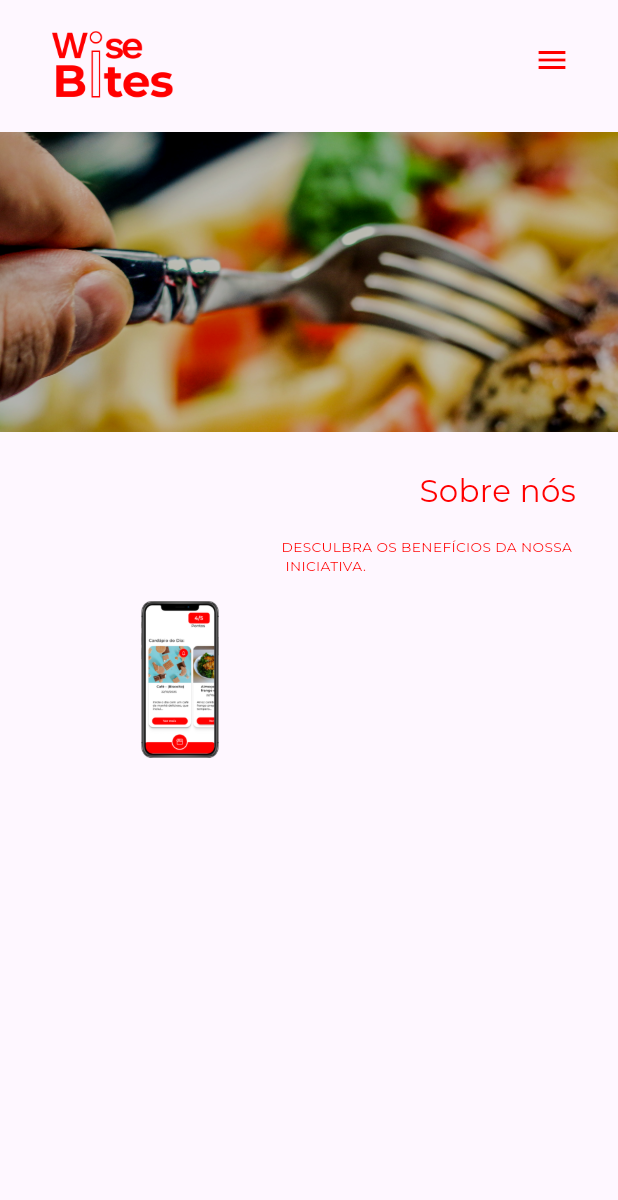
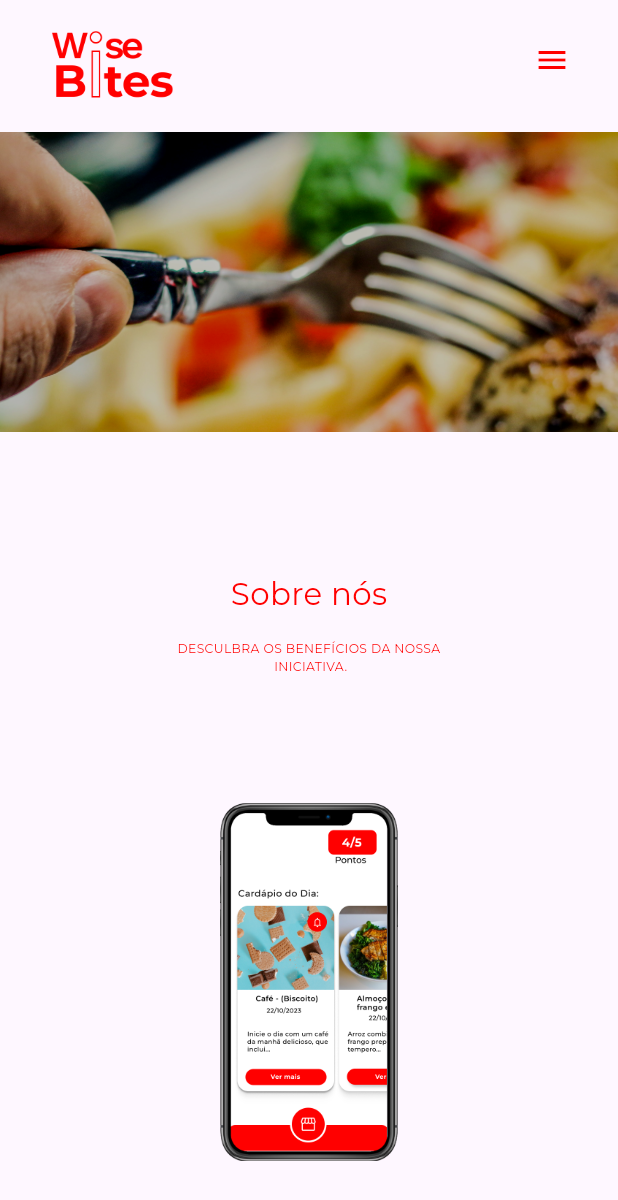
Before and after one commit to VictorHug01/wisebites, a Flutter app: the screen it shows after launch, on a phone screen of 412 x 824 dp. Shown: the top 1200 px of the screen. Run offline on Flutter 3.47's test engine with Material 3 defaults, Android fonts, the phone set to English and light mode, and no system bars; drawn by our look-alikes of carousel_slider; our stand-ins replace google_fonts.

Commit message:
Criação formulario e responsividade

```diff
--- a/analysis_options.yaml
+++ b/analysis_options.yaml
@@ -7,7 +7,6 @@
 
 # The following line activates a set of recommended lints for Flutter apps,
 # packages, and plugins designed to encourage good coding practices.
-include: package:flutter_lints/flutter.yaml
 
 linter:
   # The lint rules applied to this project can be customized in the
--- /dev/null
+++ b/lib/src/home/formulario/cadastro_mixin_validator.dart
@@ -0,0 +1,6 @@
+mixin ValidationMixinClass{
+  String? isNotEmpyt(String? value, [String? message]){
+    if(value!.isEmpty) return message ?? "Campo em Branco!";
+    return null;
+  }
+}
--- /dev/null
+++ b/lib/src/home/formulario/formulario_component.dart
@@ -0,0 +1,169 @@
+import 'package:flutter/material.dart';
+import 'package:zerowate/src/home/formulario/cadastro_mixin_validator.dart';
+import 'package:zerowate/src/home/home_page.dart';
+import 'package:zerowate/src/theme/theme_class.dart';
+
+class FormularioComponent extends StatefulWidget {
+  const FormularioComponent({super.key});
+
+  @override
+  State<FormularioComponent> createState() => _FormularioComponentState();
+}
+
+class _FormularioComponentState extends State<FormularioComponent>
+    with ValidationMixinClass {
+  TextEditingController controllerEmail = TextEditingController();
+  TextEditingController controllerNome = TextEditingController();
+  TextEditingController controllerEscola = TextEditingController();
+  final GlobalKey<FormState> _keyForm = GlobalKey<FormState>();
+
+  InputDecoration buildInputDecoration(String labelText) {
+    return InputDecoration(
+      labelText: labelText,
+      labelStyle: const TextStyle(
+        fontSize: 17,
+      ),
+      border: OutlineInputBorder(
+        borderRadius: BorderRadius.circular(6),
+      ),
+      enabledBorder: inputBorderComponent,
+      focusedBorder: inputBorderComponent,
+      disabledBorder: inputBorderComponent,
+    );
+  }
+
+  final InputBorder inputBorderComponent = OutlineInputBorder(
+    borderRadius: BorderRadius.circular(6),
+    borderSide: BorderSide(
+      color: ColorThemeClass.colorPrimary,
+      width: 2.0,
+    ),
+  );
+  @override
+  Widget build(BuildContext context) {
+    return Column(
+      mainAxisAlignment: MainAxisAlignment.center,
+      crossAxisAlignment: CrossAxisAlignment.center,
+      children: [
+        Container(
+          width: MediaQuery.of(context).size.width < 650
+          ?  MediaQuery.of(context).size.width / 1.5
+          : MediaQuery.of(context).size.width / 2,
+          child: Padding(
+            padding: const EdgeInsets.all(10.0),
+            child: Form(
+              key: _keyForm,
+              child: Center(
+                child: SingleChildScrollView(
+                  reverse: true,
+                  child: Column(
+                    mainAxisAlignment: MainAxisAlignment.start,
+                    crossAxisAlignment: CrossAxisAlignment.start,
+                    mainAxisSize: MainAxisSize.min,
+                    children: <Widget>[
+                      const SizedBox(
+                        height: 90,
+                      ),
+                      Container(
+                        margin: EdgeInsets.symmetric(vertical: 5),
+                        child: TextFormField(
+                          validator: isNotEmpyt,
+                          controller: controllerEscola,
+                          keyboardType: TextInputType.text,
+                          decoration: InputDecoration(
+                            labelText: "Nome da escola:",
+                            labelStyle: const TextStyle(
+                              fontSize: 17,
+                            ),
+                            border: OutlineInputBorder(
+                              borderRadius: BorderRadius.circular(6),
+                            ),
+                            enabledBorder: inputBorderComponent,
+                            focusedBorder: inputBorderComponent,
+                            disabledBorder: inputBorderComponent,
+                          ),
+                        ),
+                      ),
+                      Container(
+                        margin: EdgeInsets.symmetric(vertical: 5),
+                        child: TextFormField(
+                          validator: isNotEmpyt,
+                          controller: controllerNome,
+                          keyboardType: TextInputType.text,
+                          decoration: InputDecoration(
+                            labelText: "Nome da pessoa:",
+                            labelStyle: const TextStyle(
+                              fontSize: 17,
+                            ),
+                            border: OutlineInputBorder(
+                              borderRadius: BorderRadius.circular(6),
+                            ),
+                            enabledBorder: inputBorderComponent,
+                            focusedBorder: inputBorderComponent,
+                            disabledBorder: inputBorderComponent,
+                          ),
+                        ),
+                      ),
+                      Container(
+                        margin: EdgeInsets.symmetric(vertical: 5),
+                        child: TextFormField(
+                          validator: isNotEmpyt,
+                          controller: controllerEmail,
+                          keyboardType: TextInputType.emailAddress,
+                          decoration: InputDecoration(
+                            labelText: "Email para contato:",
+                            labelStyle: const TextStyle(
+                              fontSize: 17,
+                            ),
+                            border: OutlineInputBorder(
+                              borderRadius: BorderRadius.circular(6),
+                            ),
+                            enabledBorder: inputBorderComponent,
+                            focusedBorder: inputBorderComponent,
+                            disabledBorder: inputBorderComponent,
+                          ),
+                        ),
+                      ),
+                      const SizedBox(
+                        height: 40,
+                      ),
+                      Container(
+                        child: ElevatedButton(
+                          style: ElevatedButton.styleFrom(
+                            shape: RoundedRectangleBorder(
+                              borderRadius:
+                                  BorderRadius.circular(6), // <-- Radius
+                            ),
+                            padding: const EdgeInsets.all(15.0),
+                            backgroundColor: ColorThemeClass.colorPrimary,
+                          ),
+                          onPressed: () {
+                            if (_keyForm.currentState!.validate()) {
+                              Navigator.of(context).pushReplacement(
+                                MaterialPageRoute(
+                                  builder: (_) => const MyHomePage(),
+                                ),
+                              );
+                            }
+                          },
+                          child: Text(
+                            "Avançar",
+                            style: TextStyle(
+                              fontSize: 18,
+                              color: ColorThemeClass.colorSecondary,
+                              fontWeight: FontWeight.bold,
+                            ),
+                          ),
+                        ),
+                      ),
+                    ],
+                  ),
+                ),
+              ),
+            ),
+          ),
+        ),
+      ],
+    );
+  }
+}
--- a/lib/src/home/home_page.dart
+++ b/lib/src/home/home_page.dart
@@ -2,6 +2,7 @@ import 'package:carousel_slider/carousel_slider.dart';
 import 'package:flutter/material.dart';
 import 'package:google_fonts/google_fonts.dart';
 import 'package:zerowate/src/home/drawerComponent/drawer_component.dart';
+import 'package:zerowate/src/home/formulario/formulario_component.dart';
 
 class MyHomePage extends StatefulWidget {
   const MyHomePage({
@@ -117,20 +118,18 @@ class _MyHomePageState extends State<MyHomePage> {
               physics: NeverScrollableScrollPhysics(),
               shrinkWrap: true,
               childAspectRatio:
-                  MediaQuery.of(context).size.width >= 650 ? 16 / 15 : 32 / 9,
+                  MediaQuery.of(context).size.width >= 650 ? 16 / 15 : 14 / 9,
               children: [
                 Container(
                   child: Column(
                     mainAxisAlignment: MainAxisAlignment.center,
-                    crossAxisAlignment: MediaQuery.of(context).size.width < 650
-                        ? CrossAxisAlignment.end
-                        : CrossAxisAlignment.center,
+                    crossAxisAlignment: CrossAxisAlignment.center,
                     children: [
                       Padding(
                         padding: const EdgeInsets.all(8.0),
                         child: Text(
                           'Sobre nós',
-                          softWrap: false,
+                          softWrap: true,
                           style: GoogleFonts.montserrat(
                             fontWeight: FontWeight.w400,
                             fontSize: MediaQuery.of(context).size.width / 20.0,
@@ -143,9 +142,12 @@ class _MyHomePageState extends State<MyHomePage> {
                         child: Text(
                             'DESCULBRA OS BENEFÍCIOS DA NOSSA \n INICIATIVA.',
                             softWrap: false,
+                            textAlign: MediaQuery.of(context).size.width < 650
+                                ? TextAlign.center
+                                : TextAlign.left,
                             style: GoogleFonts.montserrat(
                               fontWeight: FontWeight.w400,
-                            fontSize: MediaQuery.of(context).size.width / 45.0,
+                              fontSize: MediaQuery.of(context).size.width / 50.0,
                               color: Color(0XFFFF0000),
                             ),
                         ),
@@ -155,15 +157,16 @@ class _MyHomePageState extends State<MyHomePage> {
                 ),
                 Container(
                   alignment: MediaQuery.of(context).size.width < 650
-                      ? Alignment.centerLeft
+                      ? Alignment.center
                       : Alignment.center,
                   child: Image.asset(
                     'assets/frame1.png',
-                    width: 200.0,
+                    fit: BoxFit.cover,
                   ),
                 ),
               ],
             ),
+            FormularioComponent(),
           ],
         ),
       ),
--- /dev/null
+++ b/lib/src/theme/theme_class.dart
@@ -0,0 +1,6 @@
+import 'package:flutter/material.dart';
+
+abstract class ColorThemeClass{
+  static Color colorPrimary = const Color(0xffff0000);
+  static Color colorSecondary = const Color(0xffffffff);
+}
```
Also changed, not shown: 1 other file. Lines whose indentation alone changed are shown as unchanged.
